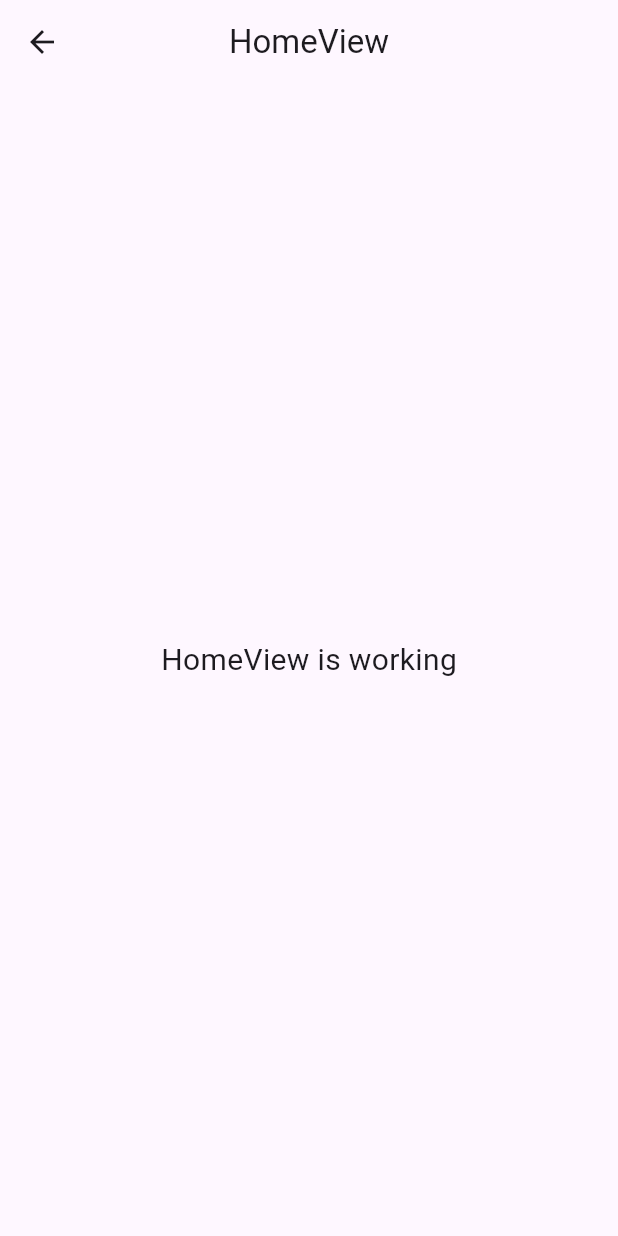
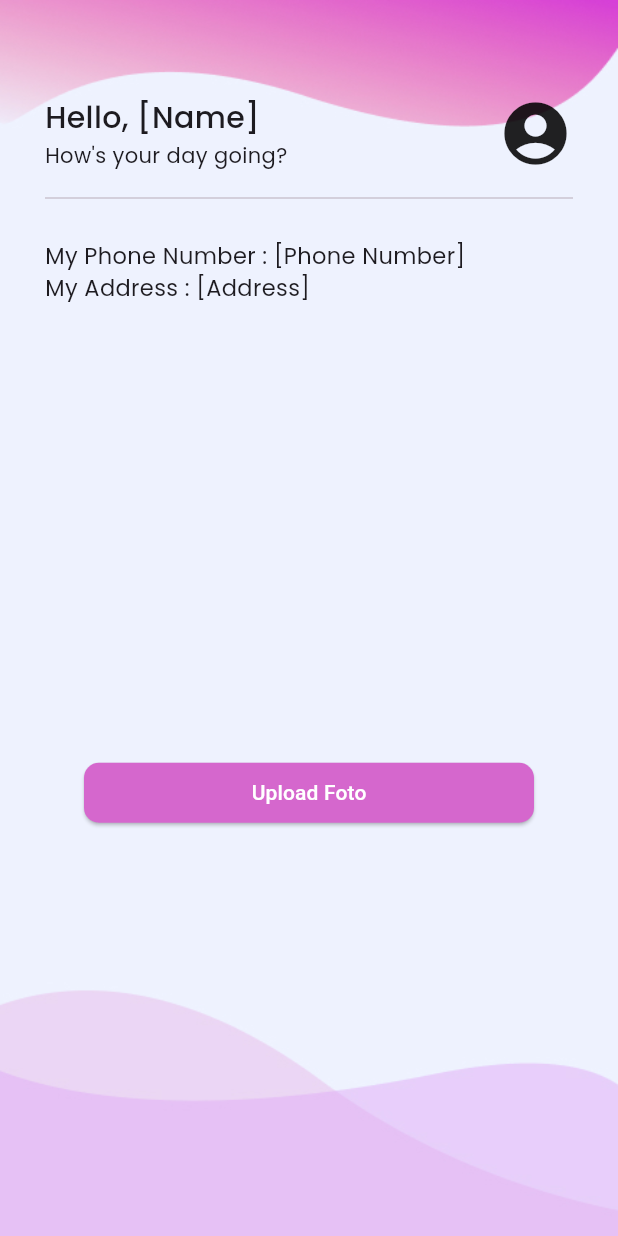
Before and after one commit to samosa76/tugas-10, a Flutter app: the HomeView screen opened by its route, on a phone screen of 412 x 824 dp. Run offline on Flutter 3.47's test engine with Material 3 defaults, Android fonts, the phone set to English and light mode, and no system bars; our stand-ins replace get, google_fonts.

Commit message:
created all view

```diff
--- a/lib/app/modules/home/views/home_view.dart
+++ b/lib/app/modules/home/views/home_view.dart
@@ -1,22 +1,136 @@
+import 'package:flutter/cupertino.dart';
 import 'package:flutter/material.dart';
+import 'package:flutter/widgets.dart';
 
 import 'package:get/get.dart';
+import 'package:google_fonts/google_fonts.dart';
+import 'package:mini_project_10/app/components/my_button.dart';
+import 'package:mini_project_10/app/routes/app_pages.dart';
 
 import '../controllers/home_controller.dart';
 
 class HomeView extends GetView<HomeController> {
-  const HomeView({Key? key}) : super(key: key);
+  const HomeView({super.key});
   @override
   Widget build(BuildContext context) {
     return Scaffold(
-      appBar: AppBar(
-        title: const Text('HomeView'),
-        centerTitle: true,
-      ),
-      body: const Center(
-        child: Text(
-          'HomeView is working',
-          style: TextStyle(fontSize: 20),
+      body: Container(
+        decoration: const BoxDecoration(
+          image: DecorationImage(
+            image: AssetImage("assets/images/bg-login-regis.jpg"),
+            fit: BoxFit.fill,
+          ),
+        ),
+        child: Column(
+          children: [
+            Center(
+              child: Padding(
+                padding: const EdgeInsets.only(
+                  top: 64.0,
+                  right: 30.0,
+                  left: 30.0,
+                  bottom: 10.0,
+                ),
+                child: Row(
+                  mainAxisAlignment: MainAxisAlignment.center,
+                  children: [
+                    Expanded(
+                      child: Column(
+                        crossAxisAlignment: CrossAxisAlignment.start,
+                        children: [
+                          SizedBox(
+                            child: Text(
+                              'Hello, [Name]',
+                              style: GoogleFonts.poppins(
+                                textStyle: const TextStyle(
+                                  fontSize: 20.0,
+                                  fontWeight: FontWeight.w500,
+                                ),
+                              ),
+                            ),
+                          ),
+                          SizedBox(
+                            child: Text(
+                              'How\'s your day going?',
+                              style: GoogleFonts.poppins(
+                                textStyle: const TextStyle(
+                                  fontSize: 14,
+                                  fontWeight: FontWeight.w400,
+                                ),
+                              ),
+                            ),
+                          ),
+                        ],
+                      ),
+                    ),
+                    const Icon(
+                      Icons.account_circle_rounded,
+                      size: 50,
+                    ),
+                  ],
+                ),
+              ),
+            ),
+            //Garis Batas
+            const Padding(
+              padding: const EdgeInsets.symmetric(horizontal: 30.0),
+              child: Divider(),
+            ),
+            //Content
+            Center(
+              child: Padding(
+                padding: const EdgeInsets.only(
+                  top: 20.0,
+                  right: 30.0,
+                  left: 30.0,
+                  bottom: 10.0,
+                ),
+                child: Row(
+                  mainAxisAlignment: MainAxisAlignment.center,
+                  children: [
+                    Expanded(
+                      child: Column(
+                        crossAxisAlignment: CrossAxisAlignment.start,
+                        children: [
+                          SizedBox(
+                            child: Text(
+                              'My Phone Number : [Phone Number]',
+                              style: GoogleFonts.poppins(
+                                textStyle: const TextStyle(
+                                  fontSize: 15.0,
+                                  fontWeight: FontWeight.w400,
+                                ),
+                              ),
+                            ),
+                          ),
+                          SizedBox(
+                            child: Text(
+                              'My Address : [Address]',
+                              style: GoogleFonts.poppins(
+                                textStyle: const TextStyle(
+                                  fontSize: 15,
+                                  fontWeight: FontWeight.w400,
+                                ),
+                              ),
+                            ),
+                          ),
+                        ],
+                      ),
+                    ),
+                  ],
+                ),
+              ),
+            ),
+            //Button Upload
+            Expanded(
+              child: Center(
+                child: MyButton(
+                  text: 'Upload Foto',
+                  onTap: () {},
+                ),
+              ),
+            ),
+          ],
         ),
       ),
     );
--- a/lib/app/modules/login/controllers/login_controller.dart
+++ b/lib/app/modules/login/controllers/login_controller.dart
@@ -5,6 +5,7 @@ import 'package:mini_project_10/app/routes/app_pages.dart';
 class LoginController extends GetxController {
   TextEditingController usernameController = TextEditingController();
   TextEditingController passwordController = TextEditingController();
+  bool isValid = false;
 
   void buttonLoginClicked() {
     Get.toNamed(Routes.HOME);
@@ -28,4 +29,12 @@ class LoginController extends GetxController {
   void signinTextClicked() {
     Get.toNamed(Routes.REGISTER);
   }
+
+  validation() {
+    if (usernameController.text.isEmpty) {
+      return isValid;
+    } else {
+      return !isValid;
+    }
+  }
 }
--- a/lib/app/modules/login/views/login_view.dart
+++ b/lib/app/modules/login/views/login_view.dart
@@ -4,6 +4,7 @@ import 'package:get/get.dart';
 import 'package:google_fonts/google_fonts.dart';
 import 'package:mini_project_10/app/components/my_button.dart';
 import 'package:mini_project_10/app/components/my_textfield.dart';
+import 'package:mini_project_10/app/routes/app_pages.dart';
 
 import '../controllers/login_controller.dart';
 
@@ -87,7 +88,10 @@ class LoginView extends GetView<LoginController> {
                   ),
                   MyButton(
                     onTap: () {
-                      controller.buttonLoginClicked();
+                      controller.isValid = controller.validation();
+                      if (controller.isValid) {
+                        Get.offAndToNamed(Routes.HOME);
+                      }
                     },
                     text: "Login",
                   ),
--- a/lib/app/modules/splash_screen/controllers/splash_screen_controller.dart
+++ b/lib/app/modules/splash_screen/controllers/splash_screen_controller.dart
@@ -9,7 +9,7 @@ class SplashScreenController extends GetxController {
   void onInit() {
     super.onInit();
     Future.delayed(const Duration(seconds: 3), () {
-      Get.offAllNamed(Routes.REGISTER);
+      Get.offAllNamed(Routes.LOGIN);
     });
   }
 
```
